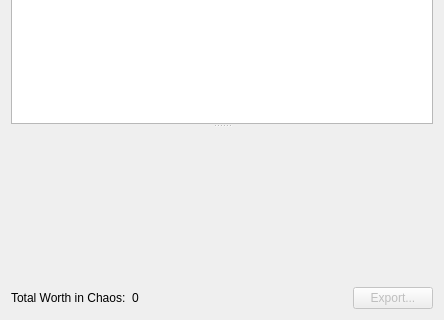
Before: the Qt Designer form forms/currencypane.ui in xyzz/acquisition, drawn with Qt 5; both pictures show x 0 to 444 and y 180 to 500 of the 444 by 500 pixel window.
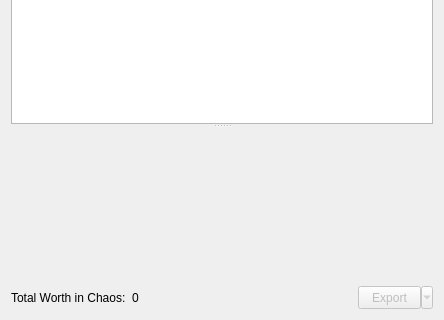
After: the same form once the commit is applied. Custom widgets are drawn as their Qt base class.

Commit message: Updated the currency pane

The edit to the form file:
```diff
--- a/forms/currencypane.ui
+++ b/forms/currencypane.ui
@@ -124,12 +124,39 @@
       </spacer>
      </item>
      <item>
-      <widget class="QPushButton" name="pushButton">
+      <widget class="QToolButton" name="toolButton">
        <property name="enabled">
         <bool>false</bool>
        </property>
+       <property name="sizePolicy">
+        <sizepolicy hsizetype="Minimum" vsizetype="Fixed">
+         <horstretch>0</horstretch>
+         <verstretch>0</verstretch>
+        </sizepolicy>
+       </property>
+       <property name="minimumSize">
+        <size>
+         <width>75</width>
+         <height>23</height>
+        </size>
+       </property>
        <property name="text">
-        <string>Export...</string>
+        <string>Export</string>
+       </property>
+       <property name="checkable">
+        <bool>false</bool>
+       </property>
+       <property name="popupMode">
+        <enum>QToolButton::MenuButtonPopup</enum>
+       </property>
+       <property name="toolButtonStyle">
+        <enum>Qt::ToolButtonTextBesideIcon</enum>
+       </property>
+       <property name="autoRaise">
+        <bool>false</bool>
+       </property>
+       <property name="arrowType">
+        <enum>Qt::NoArrow</enum>
        </property>
       </widget>
      </item>
```
The commit also changes 1 other file.
